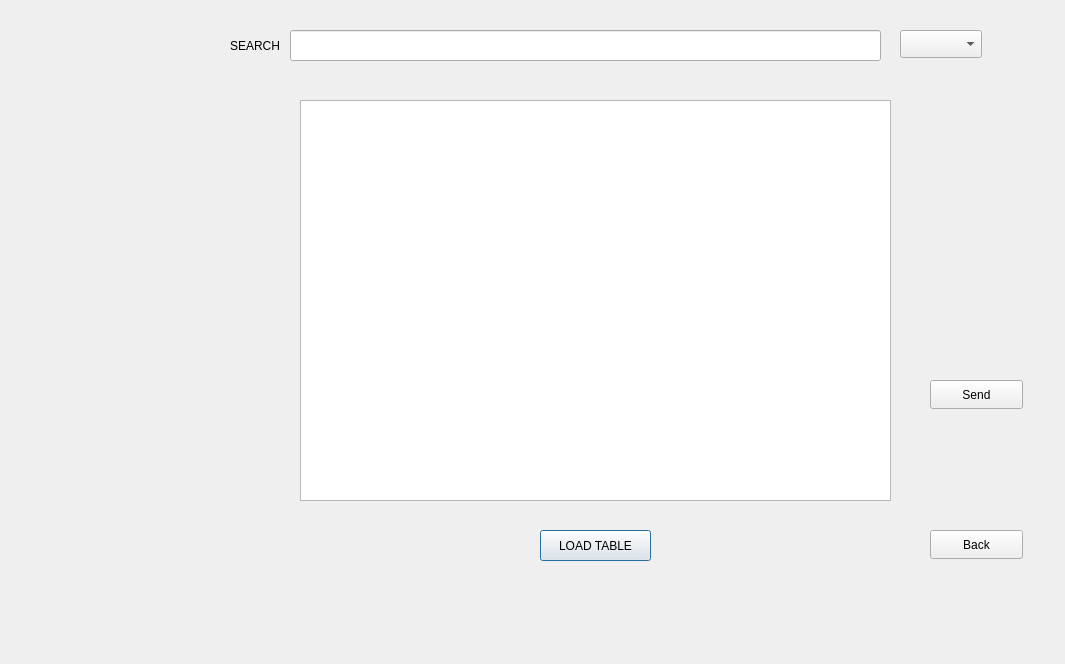
Above: Sqlite_DB/emergency.ui from AnishBharati/Qt-HMS before the change. Below: the same form after it.
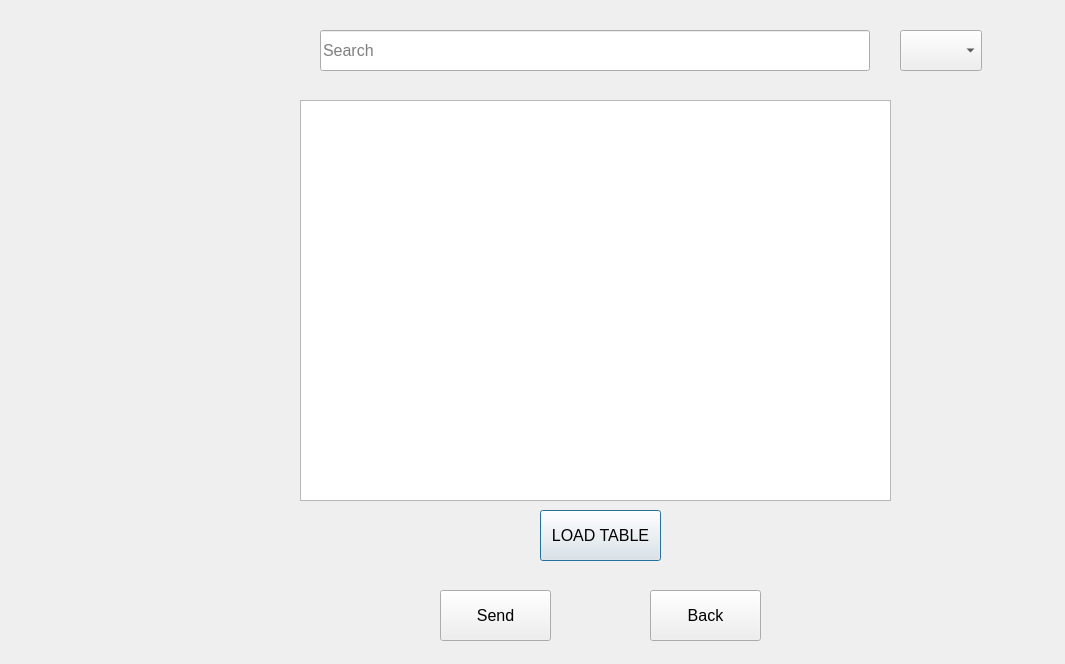
That is the form after the change. Icons and pictures are not drawn.

```diff
--- a/Sqlite_DB/emergency.ui
+++ b/Sqlite_DB/emergency.ui
@@ -17,11 +17,16 @@
    <property name="geometry">
     <rect>
      <x>540</x>
-     <y>530</y>
-     <width>111</width>
-     <height>31</height>
+     <y>510</y>
+     <width>121</width>
+     <height>51</height>
     </rect>
    </property>
+   <property name="font">
+    <font>
+     <pointsize>12</pointsize>
+    </font>
+   </property>
    <property name="text">
     <string>LOAD TABLE</string>
    </property>
@@ -42,42 +47,47 @@
      <x>900</x>
      <y>30</y>
      <width>82</width>
-     <height>28</height>
+     <height>41</height>
     </rect>
    </property>
+   <property name="font">
+    <font>
+     <pointsize>12</pointsize>
+    </font>
+   </property>
   </widget>
   <widget class="QLineEdit" name="lineEdit">
    <property name="geometry">
     <rect>
-     <x>290</x>
+     <x>320</x>
      <y>30</y>
-     <width>591</width>
-     <height>31</height>
+     <width>550</width>
+     <height>41</height>
     </rect>
    </property>
-  </widget>
-  <widget class="QLabel" name="label">
-   <property name="geometry">
-    <rect>
-     <x>230</x>
-     <y>30</y>
-     <width>81</width>
-     <height>31</height>
-    </rect>
+   <property name="font">
+    <font>
+     <pointsize>12</pointsize>
+    </font>
    </property>
-   <property name="text">
-    <string>SEARCH</string>
+   <property name="placeholderText">
+    <string>Search</string>
    </property>
   </widget>
   <widget class="QPushButton" name="pushButton_back">
    <property name="geometry">
     <rect>
-     <x>930</x>
-     <y>530</y>
-     <width>93</width>
-     <height>29</height>
+     <x>650</x>
+     <y>590</y>
+     <width>111</width>
+     <height>51</height>
     </rect>
    </property>
+   <property name="font">
+    <font>
+     <pointsize>12</pointsize>
+    </font>
+   </property>
    <property name="text">
     <string>Back</string>
    </property>
@@ -101,12 +111,17 @@
   <widget class="QPushButton" name="pushButton">
    <property name="geometry">
     <rect>
-     <x>930</x>
-     <y>380</y>
-     <width>93</width>
-     <height>29</height>
+     <x>440</x>
+     <y>590</y>
+     <width>111</width>
+     <height>51</height>
     </rect>
    </property>
+   <property name="font">
+    <font>
+     <pointsize>12</pointsize>
+    </font>
+   </property>
    <property name="text">
     <string>Send</string>
    </property>
```
Left out of the diff: 11 changed lines with no effect on the pictures.
